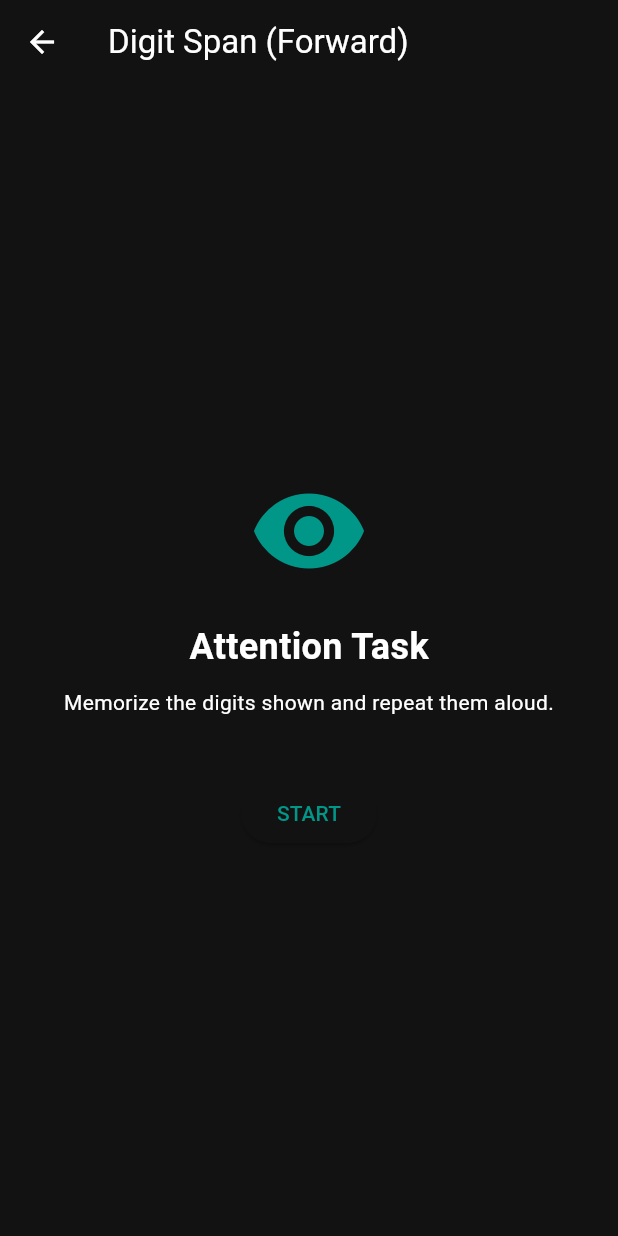
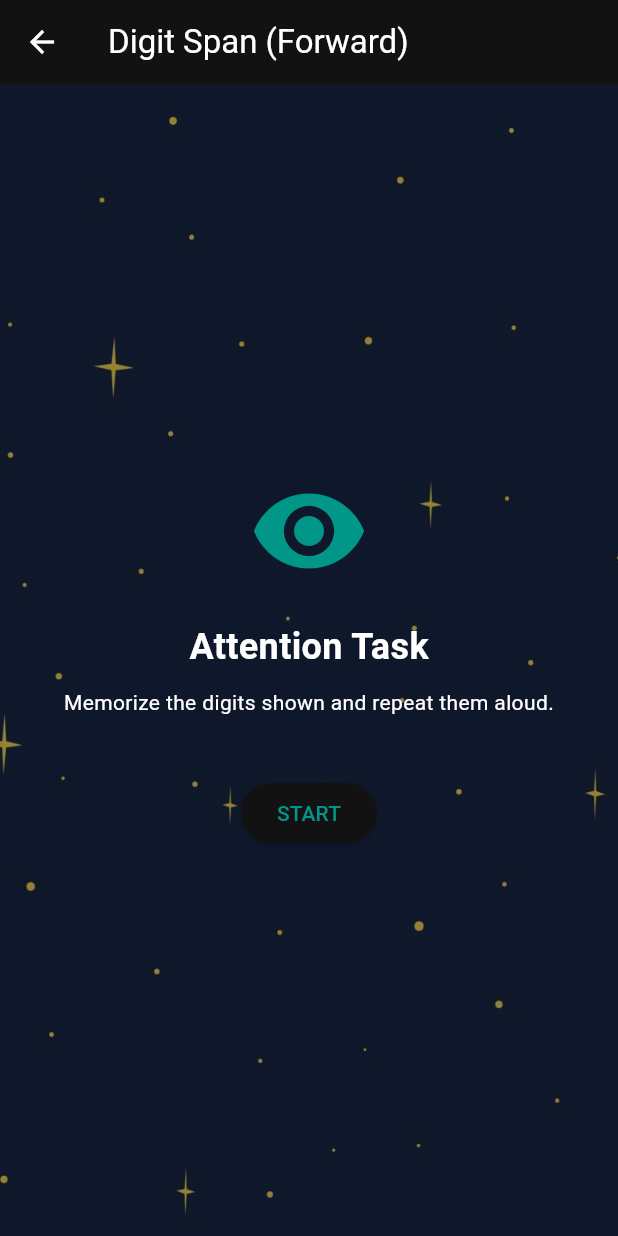
Before and after one commit to Cleon-asu/world_app, a Flutter app: the AttentionAssessmentScreen screen opened directly, on a phone screen of 412 x 824 dp. Run offline on Flutter 3.47's test engine with Material 3 defaults, Android fonts, the phone set to English and light mode, and no system bars; our stand-ins replace hive_flutter, permission_handler, speech_to_text; missing offline and left inert: flutter_3d_controller; accounts and stored records are empty; statements that could not run were skipped.

Commit message:
Shop deduces item prices, background on some screens

```diff
--- a/lib/providers/cognitive_provider.dart
+++ b/lib/providers/cognitive_provider.dart
@@ -12,6 +12,7 @@ class CognitiveProvider extends ChangeNotifier {
   List<EMAQuestion> _emaQuestions = [];
   final List<EMAResponse> _currentSessionResponses = [];
   bool _emaCompletedToday = false;
+  // ignore: unused_field, because it is used
   DateTime? _lastEmaCompletion;
 
   List<ObjectiveAssessmentResult> get assessmentHistory => _assessmentHistory;
--- a/lib/screens/assessments/attention_assessment_screen.dart
+++ b/lib/screens/assessments/attention_assessment_screen.dart
@@ -31,6 +31,7 @@ class _AttentionAssessmentScreenState extends State<AttentionAssessmentScreen> w
 
   bool _isAssessmentActive = false;
   bool _isDisplaying = false;
+  // ignore: unused_field, because it is used in lambdas
   bool _isListening = false;
   bool _showFeedback = false;
   bool _lastRoundSuccess = false;
@@ -266,7 +267,19 @@ class _AttentionAssessmentScreenState extends State<AttentionAssessmentScreen> w
   Widget build(BuildContext context) {
     return Scaffold(
       appBar: AppBar(title: const Text('Digit Span (Forward)')),
-      body: Padding(
+      body: Container(
+        decoration: BoxDecoration(
+          image: DecorationImage(
+            image: AssetImage('assets/images/cosmic_background.jpg'),
+            fit: BoxFit.cover,
+            colorFilter: ColorFilter.mode(
+              Colors.black.withValues(
+                alpha: 0.4,
+              ), // Adjust opacity (0.0 to 1.0)
+              BlendMode.darken,
+            ),
+          ),
+        ),
         padding: const EdgeInsets.all(24.0),
         child: _isAssessmentActive ? _buildActiveView() : _buildIntroView(),
       ),
--- a/lib/screens/assessments/working_memory_assessment_screen.dart
+++ b/lib/screens/assessments/working_memory_assessment_screen.dart
@@ -30,6 +30,7 @@ class _WorkingMemoryAssessmentScreenState extends State<WorkingMemoryAssessmentS
 
   bool _isAssessmentActive = false;
   bool _isDisplaying = false;
+  // ignore: unused_field, because it is used in lambdas
   bool _isListening = false;
   bool _showFeedback = false;
   bool _lastRoundSuccess = false;
--- a/lib/screens/ema_screen.dart
+++ b/lib/screens/ema_screen.dart
@@ -174,8 +174,6 @@ class _EMAScreenState extends State<EMAScreen> {
   }
 
   Widget _buildLikertScale(CognitiveProvider provider, EMAQuestion question, int questionIndex) {
-    // Check if we have an answer already
-    int? currentAnswer;
     try {
         // Find if we have a response for this question in the current session
         // Only works if we expose the session or methods to check
@@ -199,8 +197,6 @@ class _EMAScreenState extends State<EMAScreen> {
           mainAxisAlignment: MainAxisAlignment.spaceEvenly,
           children: List.generate(5, (i) {
             int score = i + 1;
-            // Visual feedback could be improved if we tracked state, but for now simple tap
-            bool isSelected = false; // We don't persist visual state in this simple version
 
             return InkWell(
               onTap: () => _handleAnswer(provider, question, score),
```
Also changed, not shown: lib/screens/assessments/fluency_assessment_screen.dart (+13 -1 lines), lib/screens/shop.dart (+16 -15 lines).
